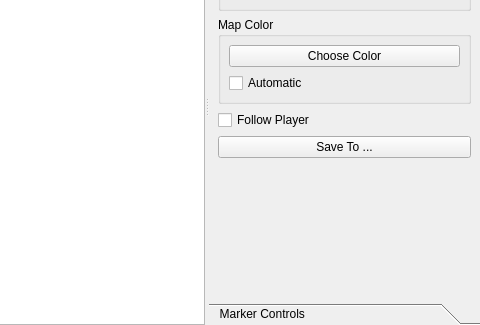
Old version of the form widgets/map/ui/globalmapwidget.ui in the repository matzman666/PyPipboyApp; both pictures show x 110 to 590 and y 114 to 439 of the 590 by 439 pixel window.
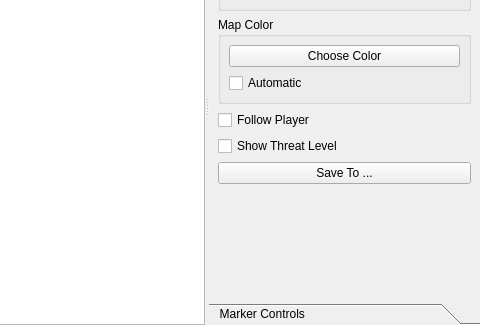
New version of the form.

Patch:
```diff
--- a/widgets/map/ui/globalmapwidget.ui
+++ b/widgets/map/ui/globalmapwidget.ui
@@ -60,8 +60,8 @@
            <rect>
             <x>0</x>
             <y>0</y>
-            <width>261</width>
-            <height>371</height>
+            <width>270</width>
+            <height>385</height>
            </rect>
           </property>
           <attribute name="label">
@@ -151,6 +151,13 @@
              </property>
             </widget>
            </item>
+           <item>
+            <widget class="QCheckBox" name="showThreatLevelCheckBox">
+             <property name="text">
+              <string>Show Threat Level</string>
+             </property>
+            </widget>
+           </item>
            <item>
             <widget class="QPushButton" name="saveToButton">
              <property name="text">
```
Left out of the diff: 48 changed lines with no effect on the pictures.
